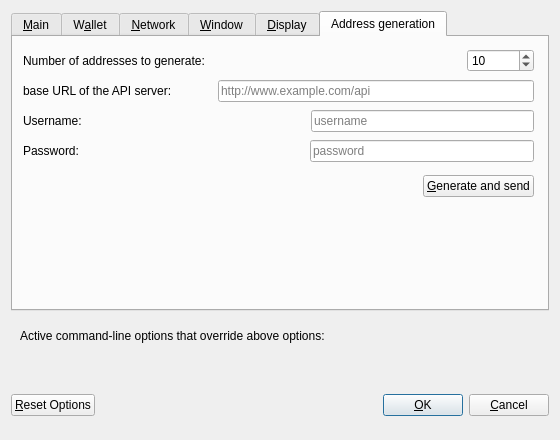
Before: the Qt Designer form src/qt/forms/optionsdialog.ui in evobits/bitcoin, drawn with Qt 5.
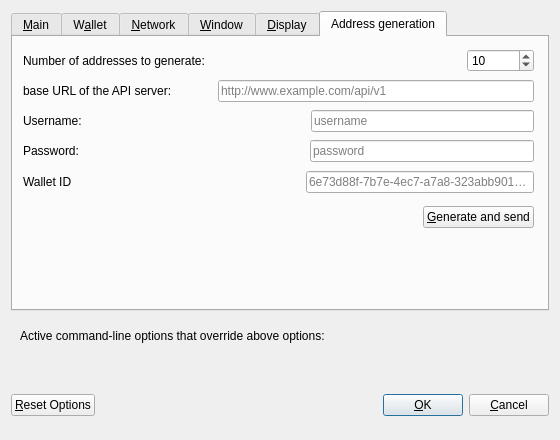
After: the same form once the commit is applied. Custom widgets are drawn as their Qt base class.

Commit message: Implemented the basic address generation and sending workflow

Diff of the .ui file:
```diff
--- a/src/qt/forms/optionsdialog.ui
+++ b/src/qt/forms/optionsdialog.ui
@@ -722,39 +722,7 @@
            <string/>
           </property>
           <property name="placeholderText">
-           <string>http://www.example.com/api</string>
-          </property>
-         </widget>
-        </item>
-       </layout>
-      </widget>
-      <widget class="QWidget" name="horizontalLayoutWidget_3">
-       <property name="geometry">
-        <rect>
-         <x>10</x>
-         <y>129</y>
-         <width>511</width>
-         <height>40</height>
-        </rect>
-       </property>
-       <layout class="QHBoxLayout" name="horizontalLayout_3">
-        <item>
-         <spacer name="horizontalSpacer">
-          <property name="orientation">
-           <enum>Qt::Horizontal</enum>
-          </property>
-          <property name="sizeHint" stdset="0">
-           <size>
-            <width>40</width>
-            <height>20</height>
-           </size>
-          </property>
-         </spacer>
-        </item>
-        <item>
-         <widget class="QPushButton" name="generateAndSendButton">
-          <property name="text">
-           <string>&amp;Generate and send</string>
+           <string>http://www.example.com/api/v1</string>
           </property>
          </widget>
         </item>
@@ -847,6 +815,83 @@
         </item>
        </layout>
       </widget>
+      <widget class="QWidget" name="horizontalLayoutWidget_6">
+       <property name="geometry">
+        <rect>
+         <x>10</x>
+         <y>130</y>
+         <width>511</width>
+         <height>30</height>
+        </rect>
+       </property>
+       <layout class="QHBoxLayout" name="horizontalLayout_6">
+        <item>
+         <widget class="QLabel" name="label_5">
+          <property name="text">
+           <string>Wallet ID</string>
+          </property>
+         </widget>
+        </item>
+        <item>
+         <spacer name="horizontalSpacer_7">
+          <property name="orientation">
+           <enum>Qt::Horizontal</enum>
+          </property>
+          <property name="sizeHint" stdset="0">
+           <size>
+            <width>40</width>
+            <height>20</height>
+           </size>
+          </property>
+         </spacer>
+        </item>
+        <item>
+         <widget class="QLineEdit" name="leWalletId">
+          <property name="text">
+           <string/>
+          </property>
+          <property name="echoMode">
+           <enum>QLineEdit::Normal</enum>
+          </property>
+          <property name="placeholderText">
+           <string>6e73d88f-7b7e-4ec7-a7a8-323abb901c4d  </string>
+          </property>
+         </widget>
+        </item>
+       </layout>
+      </widget>
+      <widget class="QWidget" name="horizontalLayoutWidget_3">
+       <property name="geometry">
+        <rect>
+         <x>10</x>
+         <y>160</y>
+         <width>511</width>
+         <height>40</height>
+        </rect>
+       </property>
+       <layout class="QHBoxLayout" name="horizontalLayout_3">
+        <item>
+         <spacer name="horizontalSpacer">
+          <property name="orientation">
+           <enum>Qt::Horizontal</enum>
+          </property>
+          <property name="sizeHint" stdset="0">
+           <size>
+            <width>40</width>
+            <height>20</height>
+           </size>
+          </property>
+         </spacer>
+        </item>
+        <item>
+         <widget class="QPushButton" name="generateAndSendButton">
+          <property name="text">
+           <string>&amp;Generate and send</string>
+          </property>
+         </widget>
+        </item>
+       </layout>
+      </widget>
      </widget>
     </widget>
    </item>
```
The commit also changes 1 other file.
